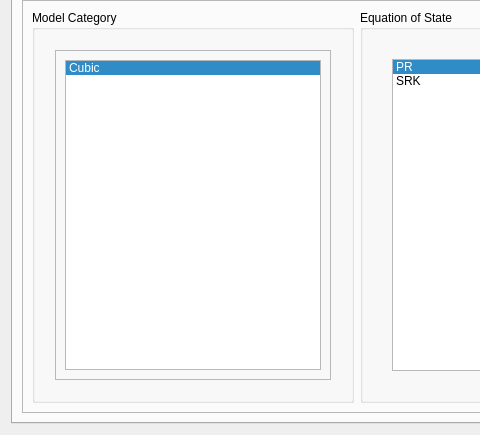
The window that addon/pycThermopack/pyctp/gui/widgets/layouts/model_select_widget.ui (thermotools/thermopack) describes before a commit, drawn with Qt 5; both pictures show x 0 to 480 and y 114 to 549 of the 1152 by 549 pixel window.
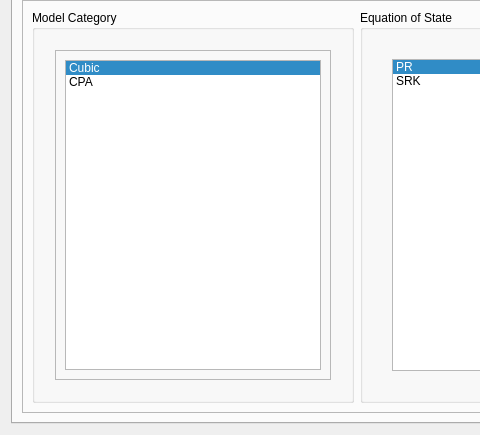
The same window after the commit. The open tabs and pages were chosen to show the change.

Diff of the .ui file:
```diff
--- a/addon/pycThermopack/pyctp/gui/widgets/layouts/model_select_widget.ui
+++ b/addon/pycThermopack/pyctp/gui/widgets/layouts/model_select_widget.ui
@@ -158,6 +158,11 @@
                     <string>Cubic</string>
                    </property>
                   </item>
+                  <item>
+                   <property name="text">
+                    <string>CPA</string>
+                   </property>
+                  </item>
                  </widget>
                 </item>
                </layout>
```
Left out of the diff: 2 changed lines with no effect on the pictures.
